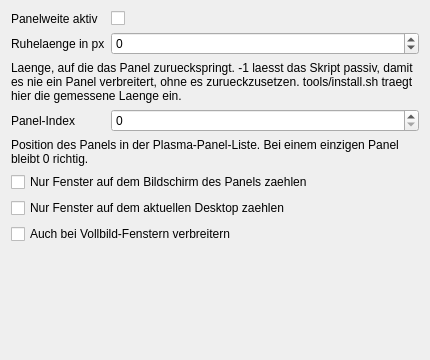
First picture: the form in package/contents/ui/config.ui, repository JustRisu/dynamic-taskbar-width, before the edit.
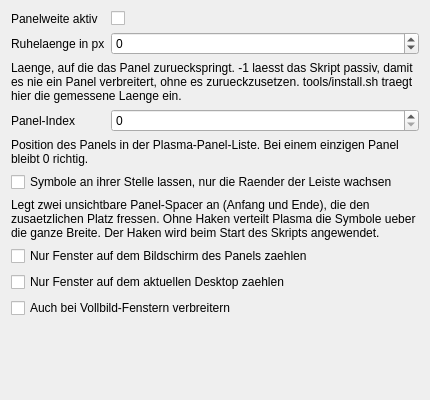
Second picture: the form after the edit.

Commit message: Option pinIcons: zwei Panel-Spacer halten die Symbole an ihrer Stelle; install.sh ueberschreibt die Ruhelaenge nicht mehr

The edit to the form file:
```diff
--- a/package/contents/ui/config.ui
+++ b/package/contents/ui/config.ui
@@ -7,7 +7,7 @@
     <x>0</x>
     <y>0</y>
     <width>430</width>
-    <height>360</height>
+    <height>400</height>
    </rect>
   </property>
   <layout class="QFormLayout" name="formLayout">
@@ -83,20 +83,37 @@
     </widget>
    </item>
    <item row="5" column="0" colspan="2">
+    <widget class="QCheckBox" name="kcfg_pinIcons">
+     <property name="text">
+      <string>Symbole an ihrer Stelle lassen, nur die Raender der Leiste wachsen</string>
+     </property>
+    </widget>
+   </item>
+   <item row="6" column="0" colspan="2">
+    <widget class="QLabel" name="hintPinIcons">
+     <property name="text">
+      <string>Legt zwei unsichtbare Panel-Spacer an (Anfang und Ende), die den zusaetzlichen Platz fressen. Ohne Haken verteilt Plasma die Symbole ueber die ganze Breite. Der Haken wird beim Start des Skripts angewendet.</string>
+     </property>
+     <property name="wordWrap">
+      <bool>true</bool>
+     </property>
+    </widget>
+   </item>
+   <item row="7" column="0" colspan="2">
     <widget class="QCheckBox" name="kcfg_onlyPanelScreen">
      <property name="text">
       <string>Nur Fenster auf dem Bildschirm des Panels zaehlen</string>
      </property>
     </widget>
    </item>
-   <item row="6" column="0" colspan="2">
+   <item row="8" column="0" colspan="2">
     <widget class="QCheckBox" name="kcfg_sameDesktopOnly">
      <property name="text">
       <string>Nur Fenster auf dem aktuellen Desktop zaehlen</string>
      </property>
     </widget>
    </item>
-   <item row="7" column="0" colspan="2">
+   <item row="9" column="0" colspan="2">
     <widget class="QCheckBox" name="kcfg_includeFullscreen">
      <property name="text">
       <string>Auch bei Vollbild-Fenstern verbreitern</string>
```
The commit also changes 3 other files.
